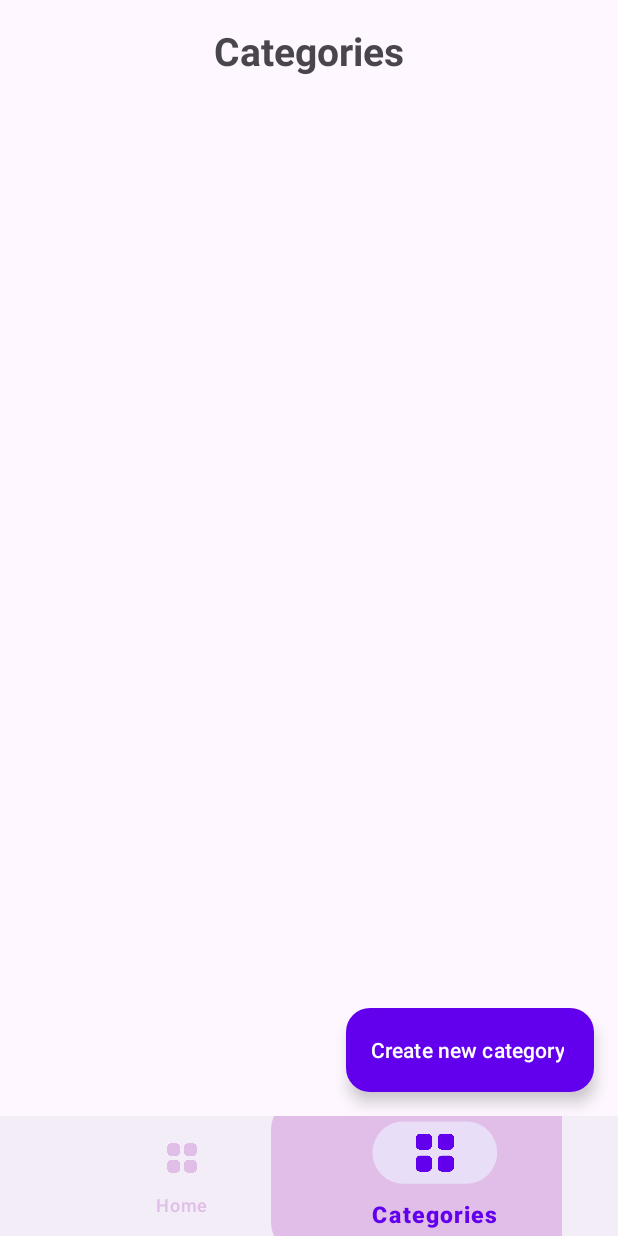
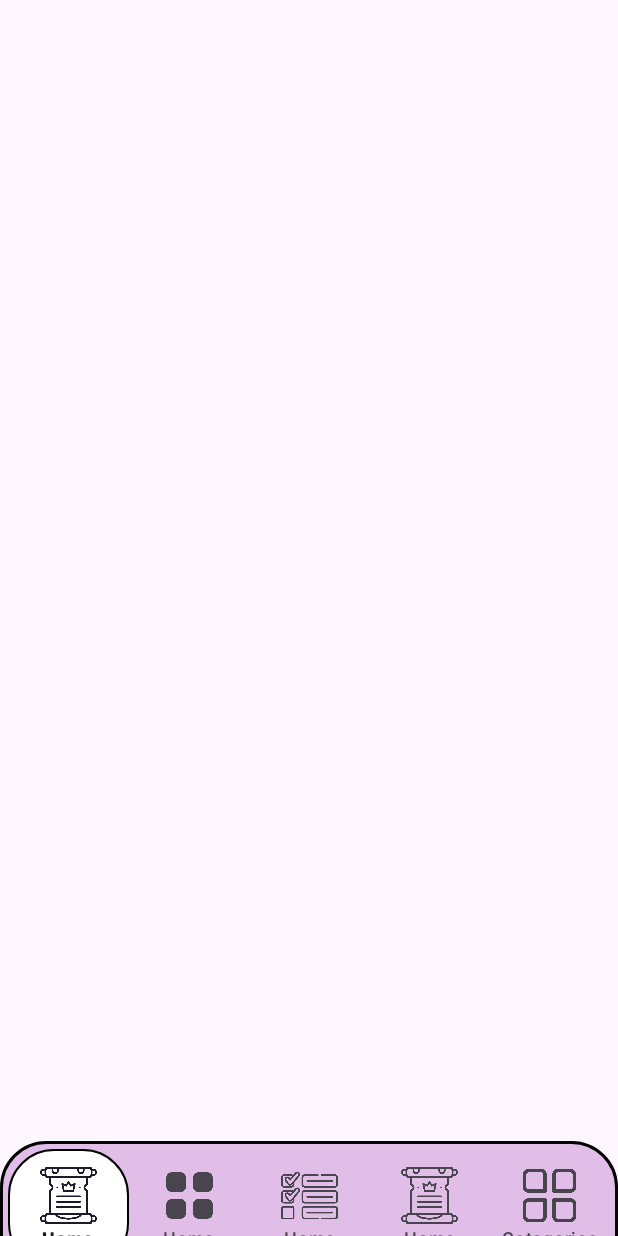
Before and after one commit to NikolaLetvencuk/e2-ma-tim35-2025, an Android app: the screen it shows after launch (MainActivity), item 2 of the bottom bar chosen, on a phone screen of 412 x 824 dp. Run offline under Robolectric (Android 15) with nearby library versions, the phone set to English and light mode, and no system bars.

Commit message:
Improve and redesign bottom-navbar

```diff
--- a/app/src/main/java/com/example/dailyboss/MainActivity.java
+++ b/app/src/main/java/com/example/dailyboss/MainActivity.java
@@ -1,9 +1,6 @@
 package com.example.dailyboss;
 
 import android.os.Bundle;
-import android.view.MenuItem;
-import android.view.View;
-
 import androidx.appcompat.app.AppCompatActivity;
 import com.example.dailyboss.fragments.CategoryListFragment;
 import com.example.dailyboss.fragments.HomeFragment;
@@ -23,20 +20,6 @@ public class MainActivity extends AppCompatActivity {
                 .commit();
 
         bottomNavigationView.setOnItemSelectedListener(item -> {
-
-            for (int i = 0; i < bottomNavigationView.getMenu().size(); i++) {
-                MenuItem menuItem = bottomNavigationView.getMenu().getItem(i);
-                View icon = bottomNavigationView.findViewById(menuItem.getItemId());
-
-                if (menuItem.getItemId() == item.getItemId()) {
-                    icon.setScaleX(1.3f);
-                    icon.setScaleY(1.3f);
-                } else {
-                    icon.setScaleX(1f);
-                    icon.setScaleY(1f);
-                }
-            }
-
             if (item.getItemId() == R.id.nav_home) {
                 getSupportFragmentManager().beginTransaction()
                         .replace(R.id.fragment_container, new HomeFragment())
@@ -48,7 +31,6 @@ public class MainActivity extends AppCompatActivity {
                         .commit();
                 return true;
             }
-
             return false;
         });
     }
--- a/app/src/main/res/color/bottom_nav_colors.xml
+++ b/app/src/main/res/color/bottom_nav_colors.xml
@@ -1,5 +1,5 @@
 <?xml version="1.0" encoding="utf-8"?>
 <selector xmlns:android="http://schemas.android.com/apk/res/android">
-    <item android:color="@color/purple_500" android:state_checked="true"/>
-    <item android:color="@color/purple_100" android:state_checked="false"/>
+    <item android:color="@color/black" android:state_checked="true"/>
+    <item android:color="@color/white" android:state_checked="false"/>
 </selector>
--- /dev/null
+++ b/app/src/main/res/drawable/bottom_nav_background.xml
@@ -0,0 +1,7 @@
+<shape xmlns:android="http://schemas.android.com/apk/res/android"
+    android:shape="rectangle">
+    <solid android:color="@color/purple_100"/>
+    <corners android:topLeftRadius="30dp"
+        android:topRightRadius="30dp"/>
+    <stroke android:width="2dp" android:color="@color/black"/>
+</shape>
--- a/app/src/main/res/drawable/category_item_border.xml
+++ b/app/src/main/res/drawable/category_item_border.xml
@@ -4,8 +4,8 @@
     <solid android:color="#FFFFFF"/>
 
     <stroke
-        android:width="1dp"
-        android:color="@color/white"/>
+        android:width="2dp"
+        android:color="@color/black"/>
 
     <corners
         android:topLeftRadius="20dp"
--- a/app/src/main/res/drawable/nav_item_background.xml
+++ b/app/src/main/res/drawable/nav_item_background.xml
@@ -1,12 +1,13 @@
-<?xml version="1.0" encoding="utf-8"?>
 <selector xmlns:android="http://schemas.android.com/apk/res/android">
     <item android:state_checked="true">
         <shape android:shape="rectangle">
-            <solid android:color="@color/purple_100"/>
-            <corners android:radius="16dp"/>
+            <solid android:color="@color/white" />
+            <stroke
+                android:width="1dp"
+                android:color="@color/black"/>
+            <corners android:radius="30dp"/>
         </shape>
     </item>
-
     <item android:state_checked="false">
         <shape android:shape="rectangle">
             <solid android:color="@android:color/transparent"/>
--- a/app/src/main/res/layout/activity_main.xml
+++ b/app/src/main/res/layout/activity_main.xml
@@ -3,23 +3,30 @@
     xmlns:app="http://schemas.android.com/apk/res-auto"
     android:layout_width="match_parent"
     android:layout_height="match_parent"
+    android:clipChildren="false"
+    android:clipToPadding="false"
     >
 
     <FrameLayout
         android:id="@+id/fragment_container"
         android:layout_width="match_parent"
         android:layout_height="match_parent"
-        android:layout_above="@id/bottom_navigation" />
+        android:layout_above="@id/bottom_navigation"
+        android:layout_marginBottom="0dp" />
 
     <com.google.android.material.bottomnavigation.BottomNavigationView
         android:id="@+id/bottom_navigation"
         android:layout_width="match_parent"
         android:layout_height="wrap_content"
-        app:menu="@menu/bottom_nav_menu"
-        app:itemIconTint="@color/bottom_nav_colors"
-        app:itemTextColor="@color/bottom_nav_colors"
+        android:layout_alignParentBottom="true"
+        android:layout_marginBottom="-27dp"
+        android:background="@drawable/bottom_nav_background"
+        android:padding="5dp"
+        android:paddingBottom="0dp"
+        app:itemActiveIndicatorStyle="@style/NoActiveIndicator"
         app:itemBackground="@drawable/nav_item_background"
+        app:itemIconSize="38dp"
         app:labelVisibilityMode="labeled"
-        android:layout_alignParentBottom="true" />
+        app:menu="@menu/bottom_nav_menu" />
 
 </RelativeLayout>
--- a/app/src/main/res/menu/bottom_nav_menu.xml
+++ b/app/src/main/res/menu/bottom_nav_menu.xml
@@ -3,10 +3,25 @@
     <item
         android:id="@+id/nav_home"
         android:title="Home"
+        android:icon="@drawable/ic_quest" />
+
+    <item
+        android:id="@+id/nav_home2"
+        android:title="Home"
         android:icon="@drawable/ic_home" />
+
+    <item
+        android:id="@+id/nav_home3"
+        android:title="Home"
+        android:icon="@drawable/ic_task" />
+
+    <item
+        android:id="@+id/nav_home4"
+        android:title="Home"
+        android:icon="@drawable/ic_quest" />
 
     <item
         android:id="@+id/nav_categories"
         android:title="Categories"
-        android:icon="@drawable/ic_home" />
+        android:icon="@drawable/ic_category" />
 </menu>
--- /dev/null
+++ b/app/src/main/res/values/styles.xml
@@ -0,0 +1,9 @@
+<?xml version="1.0" encoding="utf-8"?>
+<resources>
+    <style name="NoActiveIndicator" parent="">
+        <item name="android:color">@android:color/transparent</item>
+        <item name="android:width">0dp</item>
+        <item name="android:height">0dp</item>
+    </style>
+
+</resources>
```
Also changed, not shown: app/src/main/res/drawable/ic_category.png (added), app/src/main/res/drawable/ic_quest.png (added), app/src/main/res/drawable/ic_task.png (added).
